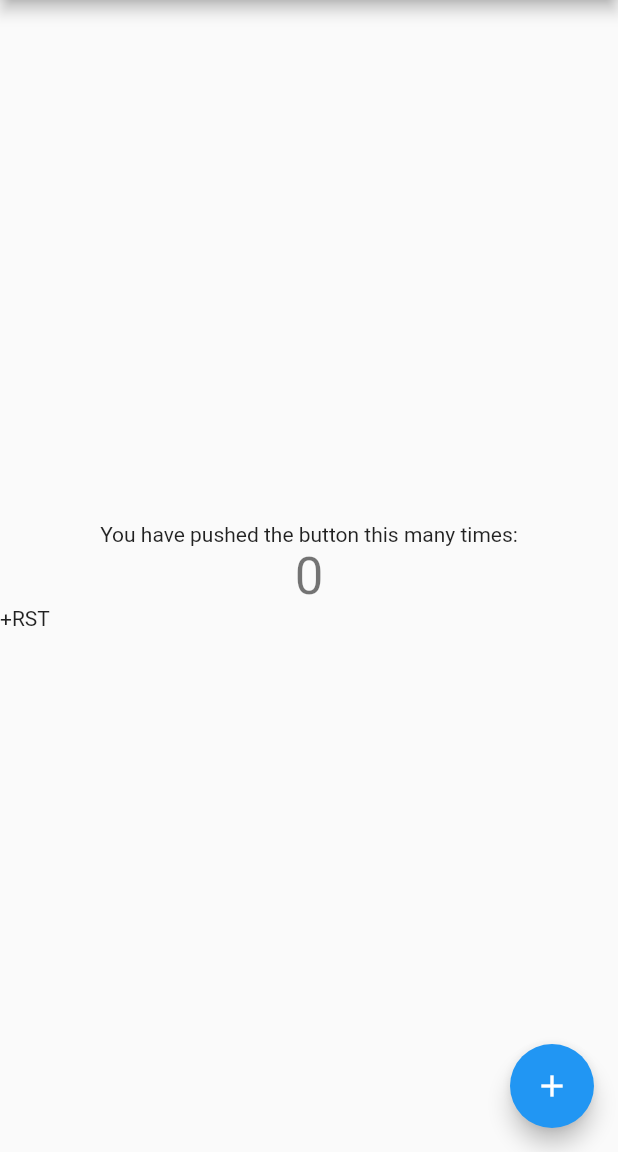
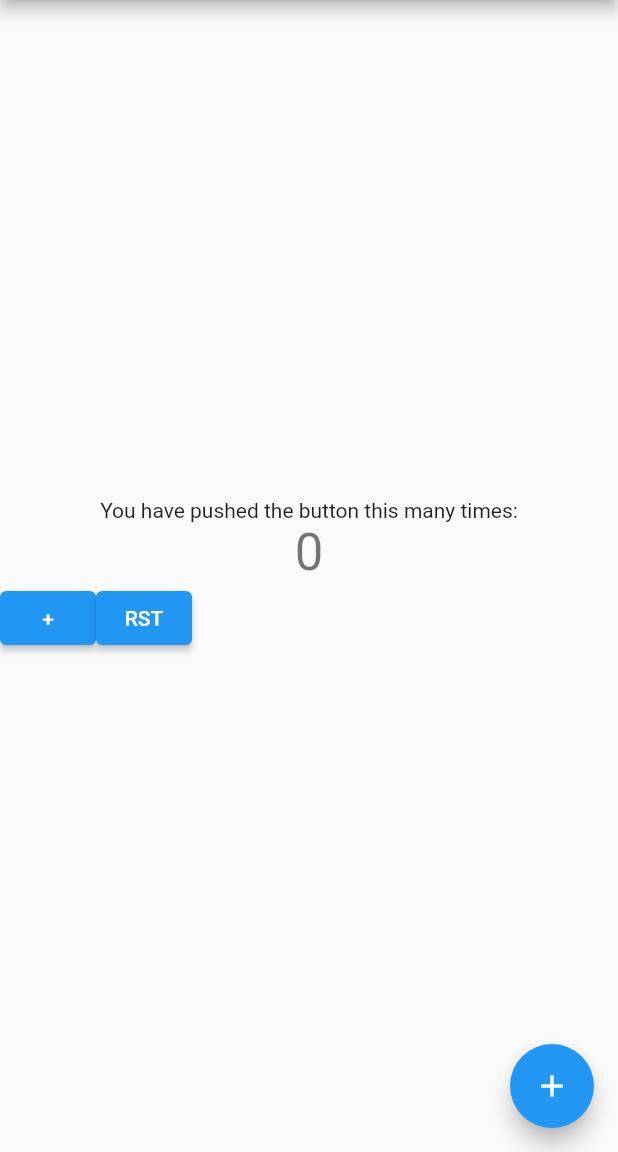
Before and after one commit to sylwestertylec/Flutter_app, a Flutter app: the screen it shows after launch, on a phone screen of 412 x 824 dp, the part 84-1236 px from its top. Run offline on Flutter 3.47's test engine with Material 2 defaults, Android fonts, the phone set to English and light mode, and no system bars.

Commit message:
Rebuild + and RST to  buttons

```diff
--- a/lib/main.dart
+++ b/lib/main.dart
@@ -56,8 +56,14 @@ class _MyHomePageState extends State<MyHomePage> {
               style: Theme.of(context).textTheme.headline4,
             ),
             Row(children: <Widget>[
-              Text('+'),
-              Text('RST'),
+              ElevatedButton(
+                onPressed: _incrementCounter,
+                child: Text('+'),
+              ),
+              ElevatedButton(
+                onPressed: _incrementCounter,
+                child: Text('RST'),
+              ),
             ]),
           ],
         ),
```
